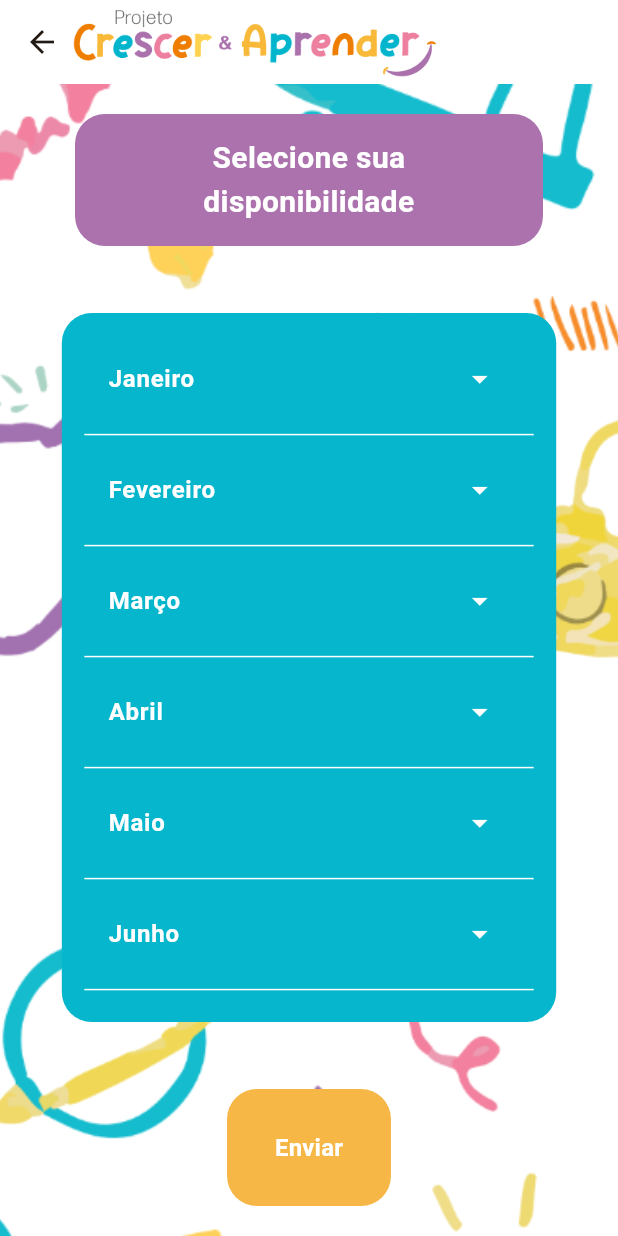
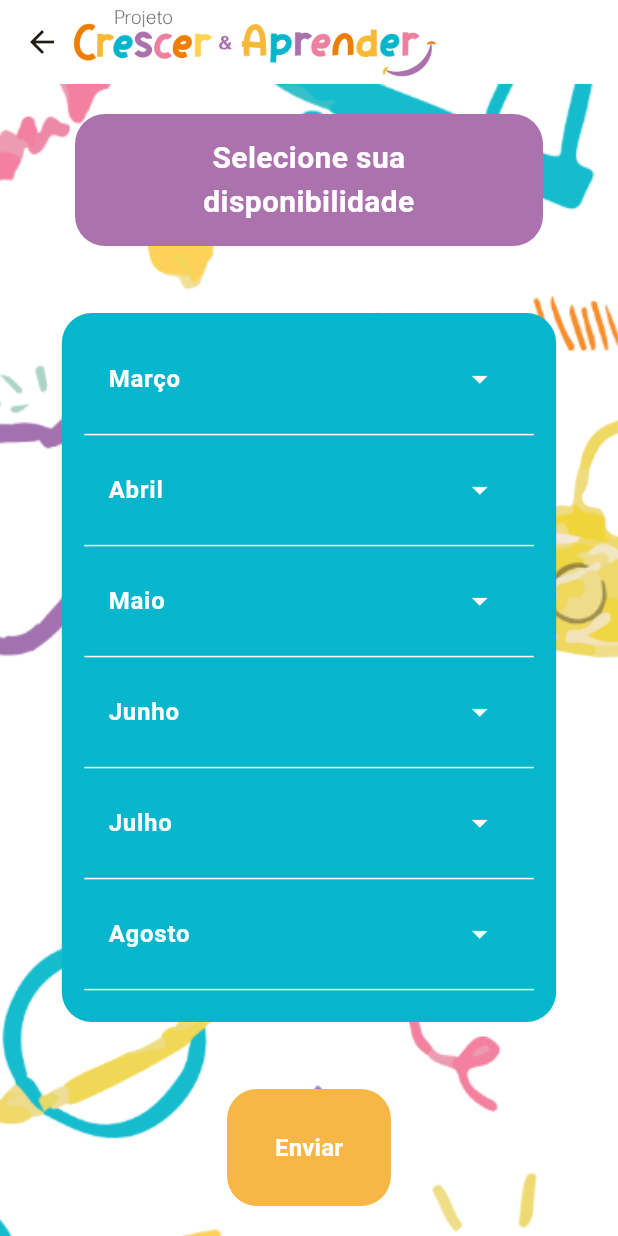
Before and after one commit to MiliTenorio/PCeA_App, a Flutter app: the screen it shows after launch, after a tap on "Disponibilidade", on a phone screen of 412 x 824 dp. Run offline on Flutter 3.47's test engine with Material 3 defaults, Android fonts, the phone set to English and light mode, and no system bars; our stand-ins replace flutter_mobx, flutter_modular, mobx; generated files the repository leaves out were written again.

Commit message:
separate widget code, update datasource functions, add date filters

```diff
--- a/pcea_app/lib/core/main_modular.dart
+++ b/pcea_app/lib/core/main_modular.dart
@@ -3,24 +3,22 @@ import 'package:pcea_app/features/schedule/data/datasources/user_datasource.dart
 import 'package:pcea_app/features/schedule/data/repositories/user_repository_impl.dart';
 import 'package:pcea_app/features/schedule/domain/repositories/user_repository.dart';
 import 'package:pcea_app/features/schedule/domain/usecases/update_available_dates_usecase.dart';
-import 'package:pcea_app/features/schedule/presentation/pages/schedule_page.dart';
 import 'package:pcea_app/features/schedule/presentation/stores/user_store.dart';
-import 'package:pcea_app/main.dart';
 
 class MainModular extends Module {
   @override
   final List<Bind> binds = [
-    Bind.singleton((i) => UserStore(),),
-    Bind<UserRepository>((i) => UserRepositoryImpl(i.get<UserDataSource>())),
-    Bind<UserDataSource>((i) => UserDataSource()),
-    Bind<UpdateAvailableDatesUseCase>((i) => UpdateAvailableDatesUseCase(i.get<UserRepository>())),
+    Bind.singleton((i) => UserDataSource(),),
+    Bind.singleton((i) => UserRepositoryImpl(i.get<UserDataSource>()),),
+    Bind.singleton((i) => UpdateAvailableDatesUseCase(i.get<UserRepository>()),),
+    Bind.singleton((i) => UserStore(i.get(),),),
   ];
 
-  @override
+  /*@override
   List<ModularRoute> getRoutes() {
     return [
       ChildRoute('/', child:(_, args) => MyHomePage()),
       ChildRoute('/schedule', child:(_, args) => SchedulePage()),
     ];
-  }
+  }*/
 }
--- a/pcea_app/lib/features/schedule/data/datasources/user_datasource.dart
+++ b/pcea_app/lib/features/schedule/data/datasources/user_datasource.dart
@@ -3,11 +3,12 @@ import 'package:pcea_app/features/schedule/domain/entities/user.dart';
 class UserDataSource {
   Future<User> getUser() async {
     // Retorne um usuário simulado ou de um banco de dados/API
+    await Future.delayed(Duration(seconds: 1));
     return User(
-      email: "example@example.com",
-      name: "John Doe",
+      email: "mili@eu.com",
+      name: "Milena Tenorio",
       password: "password123",
-      scheduledDates: [DateTime(2025, 3, 5)],
+      scheduledDates: [DateTime(2025, 3, 5),DateTime(2025, 3, 1), DateTime(2025, 3, 3),DateTime(2025, 12, 5),],
       availableDates: [DateTime(2025, 3, 1), DateTime(2025, 3, 3)],
     );
   }
--- a/pcea_app/lib/features/schedule/data/repositories/user_repository_impl.dart
+++ b/pcea_app/lib/features/schedule/data/repositories/user_repository_impl.dart
@@ -12,7 +12,7 @@ class UserRepositoryImpl implements UserRepository {
     try {
       return await _dataSource.getUser();
     } catch (e) {
-      rethrow; // Tratar erro
+      rethrow;
     }
   }
 
--- a/pcea_app/lib/features/schedule/domain/entities/schedules.dart
+++ b/pcea_app/lib/features/schedule/domain/entities/schedules.dart
@@ -1,5 +1,5 @@
 class Schedule {
-String month;
+  String month;
   final List<DateTime> selectedDates;
 
   Schedule({required this.month, required this.selectedDates,});
--- a/pcea_app/lib/features/schedule/presentation/pages/schedule_page.dart
+++ b/pcea_app/lib/features/schedule/presentation/pages/schedule_page.dart
@@ -2,7 +2,7 @@ import 'package:flutter/material.dart';
 import 'package:flutter_modular/flutter_modular.dart';
 import 'package:pcea_app/core/utils/AppColors.dart';
 import 'package:pcea_app/features/schedule/presentation/stores/user_store.dart';
-import 'package:pcea_app/features/schedule/presentation/widgets/availabily_list_dates_widget.dart';
+import 'package:pcea_app/features/schedule/presentation/widgets/months_options_widget.dart';
 import 'package:pcea_app/features/schedule/presentation/widgets/title_widget.dart';
 import 'package:pcea_app/features/schedule/presentation/widgets/send_dates_dialog.dart';
 
@@ -20,15 +20,6 @@ class _SchedulePageState extends State<SchedulePage> {
   @override
   Widget build(BuildContext context) {
     widget.userStore.getAvailableDates();
-    //selectedDates =  widget.userStore.userAvailableDates;
-
-    //final currentDate = DateTime.now();
-    //final currentMonthName = getMonthName(currentDate.month);
-
-    /*final filteredSchedules = schedules.where((schedule) {
-      final scheduleMonthName = schedule.month;
-      return _compareMonths(scheduleMonthName, currentMonthName);
-    }).toList();*/
 
     return Scaffold(
     appBar: AppBar(
@@ -49,23 +40,7 @@ class _SchedulePageState extends State<SchedulePage> {
       child: Column(
           children: [
             TitleWidget(title: 'Selecione sua disponibilidade'),
-            Expanded(
-              //change to a stlful widget using store to have the state
-              child: Padding(
-                padding:
-                EdgeInsets.symmetric(
-                  horizontal: MediaQuery.of(context).size.width * 0.1,
-                  vertical: MediaQuery.of(context).size.height * 0.03, ),
-                 child: Container(
-                   decoration: BoxDecoration(color: AppColors.blue,
-                borderRadius: BorderRadius.all(Radius.circular(20,),),),
-                  child: Padding(
-                      padding: const EdgeInsets.all(15),
-                      child: AvailabilyListDatesWidget(),
-                  ),
-                ),
-              ),
-            ),
+            MonthsOptionsWidget(),
             Padding(
             padding: const EdgeInsets.symmetric(horizontal: 50, vertical: 20),
             child: Container(
@@ -86,21 +61,4 @@ class _SchedulePageState extends State<SchedulePage> {
     ),
     );
   }
-
-  /*String getMonthName(int month) {
-    const monthNames = Strings.months;
-    return monthNames[month - 1];
-  }
-
-  bool _compareMonths(String scheduleMonthName, String currentMonthName) {
-    final scheduleMonthIndex = getMonthIndex(scheduleMonthName);
-    final currentMonthIndex = getMonthIndex(currentMonthName);
-
-    return scheduleMonthIndex >= currentMonthIndex;
-  }
-
-  int getMonthIndex(String monthName) {
-    const monthNames = Strings.months;
-    return monthNames.indexOf(monthName);
-  }*/
 }
--- a/pcea_app/lib/features/schedule/presentation/stores/user_store.dart
+++ b/pcea_app/lib/features/schedule/presentation/stores/user_store.dart
@@ -1,18 +1,18 @@
 import 'package:mobx/mobx.dart';
 import 'package:pcea_app/core/utils/strings/Enums.dart';
-import 'package:pcea_app/features/schedule/data/datasources/schedule_mockup.dart';
 import 'package:pcea_app/features/schedule/domain/entities/user.dart';
+import 'package:pcea_app/features/schedule/domain/repositories/user_repository.dart';
 
 part 'user_store.g.dart';
 
 class UserStore = _UserStore with _$UserStore;
 
 abstract class _UserStore with Store {
-  @observable
-  User user = ScheduleMockup.myUser;
+  final UserRepository repository;
+  _UserStore(this.repository);
 
   @observable
-  String userName = "";
+  User user = User(email: "", name: "", password: "", scheduledDates: [], availableDates: []);
 
   @observable
   ObservableList<DateTime> userAvailableDates = ObservableList<DateTime>();
@@ -20,24 +20,14 @@ abstract class _UserStore with Store {
   @observable
   ObservableList<DateTime> userScheduledDates = ObservableList<DateTime>();
 
-  //In the first verion, I dont will implement this yet
-  //@action
-  //void updateName(String newName) {
-  //  user = user.copyWith(name: newName);
-  //}
-
-  //@action
-  //void updateEmail(String newEmail) {
-  //  user = user.copyWith(email: newEmail);
-  //}
-
-  //@action
-  //void updateScheduledDates(List<Schedule> newScheduled) {
-  //  user = user.copyWith(scheduledDates: newScheduled);
-  //}
-
   @action
-  void updateUserName() {userName = user.name;}
+  Future<void> loadUser() async {
+    user = await repository.getUser();
+    userScheduledDates.clear();
+    userAvailableDates.clear();
+    userAvailableDates.addAll(user.availableDates);
+    userScheduledDates.addAll(user.scheduledDates);
+  }
 
   @action
   void getAvailableDates() {
@@ -53,10 +43,9 @@ abstract class _UserStore with Store {
 
   @action
   void updateAvailableDatesSchedule() {
-    //user = user.copyWith(availableDates: newAvailableDates);
-    print("\n### New Available Dates:\n");
+    print("\n>> ### New Available Dates:\n");
     for(DateTime i in userAvailableDates){
-      print(i.toString());
+      print(">> $i");
     }
   }
 
--- a/pcea_app/lib/features/schedule/presentation/widgets/availabily_list_dates_widget.dart
+++ b/pcea_app/lib/features/schedule/presentation/widgets/availabily_list_dates_widget.dart
@@ -8,12 +8,24 @@ import 'package:pcea_app/features/schedule/domain/entities/schedules.dart';
 import 'package:pcea_app/features/schedule/presentation/stores/user_store.dart';
 
 class AvailabilyListDatesWidget extends StatelessWidget {
-  final List<Schedule> schedules = ScheduleMockup.schedules;
   AvailabilyListDatesWidget({super.key});
   final UserStore userStore = Modular.get<UserStore>();
 
+  final today = DateTime.now();
+
    @override
     Widget build(BuildContext context) {
+      final List<Schedule> schedules = ScheduleMockup.schedules
+        .map((schedule) => Schedule(
+              month: schedule.month,
+              selectedDates: schedule.selectedDates
+                  .where((date) => !date.isBefore(today))
+                  .toList()
+                ..sort((a, b) => a.compareTo(b)),
+            ))
+        .where((schedule) => schedule.selectedDates.isNotEmpty)
+        .toList();
+
       return Observer(
         builder: (_) {
           return ListView.separated(
--- a/pcea_app/lib/features/schedule/presentation/widgets/dates_widget.dart
+++ b/pcea_app/lib/features/schedule/presentation/widgets/dates_widget.dart
@@ -9,7 +9,8 @@ class DatesWidget extends StatelessWidget {
   Widget build(BuildContext context) {
     if (schedule.isEmpty) return SizedBox.shrink();
 
-    final List<DateTime> allDates = schedule.toList();
+    final today = DateTime.now();
+    final List<DateTime> allDates = schedule.where((date) => date.toLocal().difference(today).inDays >= 0).toList()..sort();
 
     return SizedBox(
       height: 150,
--- /dev/null
+++ b/pcea_app/lib/features/schedule/presentation/widgets/months_options_widget.dart
@@ -0,0 +1,27 @@
+import 'package:flutter/cupertino.dart';
+import 'package:pcea_app/core/utils/AppColors.dart';
+import 'package:pcea_app/features/schedule/presentation/widgets/availabily_list_dates_widget.dart';
+
+class MonthsOptionsWidget extends StatelessWidget {
+  const MonthsOptionsWidget({super.key});
+
+  @override
+  Widget build(BuildContext context) {
+    return Expanded(
+              child: Padding(
+                padding:
+                EdgeInsets.symmetric(
+                  horizontal: MediaQuery.of(context).size.width * 0.1,
+                  vertical: MediaQuery.of(context).size.height * 0.03, ),
+                 child: Container(
+                   decoration: BoxDecoration(color: AppColors.blue,
+                borderRadius: BorderRadius.all(Radius.circular(20,),),),
+                  child: Padding(
+                      padding: const EdgeInsets.all(15),
+                      child: AvailabilyListDatesWidget(),
+                  ),
+                ),
+              ),
+            );
+  }
+}
--- a/pcea_app/lib/main.dart
+++ b/pcea_app/lib/main.dart
@@ -1,4 +1,5 @@
 import 'package:flutter/material.dart';
+import 'package:flutter_mobx/flutter_mobx.dart';
 import 'package:flutter_modular/flutter_modular.dart';
 import 'package:pcea_app/core/main_modular.dart';
 import 'package:pcea_app/core/utils/AppColors.dart';
@@ -40,7 +41,7 @@ class _MyHomePageState extends State<MyHomePage> {
 
   @override
 Widget build(BuildContext context) {
-  userStore.updateUserName();
+  userStore.loadUser();
 
   return Scaffold(
     appBar: AppBar(
@@ -58,14 +59,18 @@ Widget build(BuildContext context) {
           fit: BoxFit.cover,
         ),
       ),
-      child: Column(
+      child: Observer(
+        builder: (_) {
+          return Column(
             children: [
-          TitleWidget(title: 'Olá, ${userStore.userName}!',),
+              TitleWidget(title: 'Olá, ${userStore.user.name}!',),
               Expanded(
                 child: ScheduleWidget(),
               ),
               AvailableOptionsWidget(),
             ],
+          );
+        }
       ),
     ),
   );
```
Also changed, not shown: pcea_app/lib/features/schedule/presentation/stores/user_store.g.dart. Lines whose indentation alone changed are shown as unchanged.
